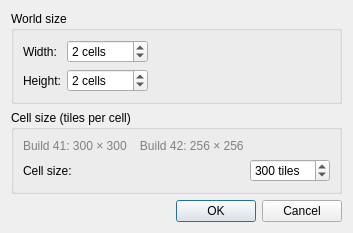
pangolp/WorldEdb42, file src/editor/newworlddialog.ui: the form before one commit.
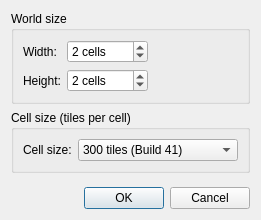
The form after the commit.

Commit message: Replace hardcoded cell-size literals with dynamic cellSize() throughout the editor (#3)

```diff
--- a/src/editor/newworlddialog.ui
+++ b/src/editor/newworlddialog.ui
@@ -101,45 +101,33 @@
      </property>
      <layout class="QGridLayout" name="gridLayoutCellSize">
       <item row="0" column="0">
-       <widget class="QLabel" name="labelCellSizeNote">
-        <property name="text">
-         <string>Build 41: 300 × 300    Build 42: 256 × 256</string>
-        </property>
-        <property name="styleSheet">
-         <string>color: gray;</string>
-        </property>
-       </widget>
-      </item>
-      <item row="1" column="0">
        <widget class="QLabel" name="labelCellSize">
         <property name="text">
          <string>Cell size:</string>
         </property>
        </widget>
       </item>
-      <item row="1" column="1">
-       <widget class="QSpinBox" name="cellSizeSpinBox">
+      <item row="0" column="1">
+       <widget class="QComboBox" name="cellSizeComboBox">
         <property name="minimumSize">
          <size>
-          <width>80</width>
+          <width>160</width>
           <height>0</height>
          </size>
         </property>
-        <property name="suffix">
-         <string> tiles</string>
-        </property>
-        <property name="minimum">
-         <number>1</number>
-        </property>
-        <property name="maximum">
-         <number>9999</number>
-        </property>
-        <property name="value">
-         <number>300</number>
-        </property>
+        <item>
+         <property name="text">
+          <string>300 tiles (Build 41)</string>
+         </property>
+        </item>
+        <item>
+         <property name="text">
+          <string>256 tiles (Build 42)</string>
+         </property>
+        </item>
        </widget>
       </item>
-      <item row="1" column="2">
+      <item row="0" column="2">
        <spacer name="horizontalSpacer2">
         <property name="orientation">
          <enum>Qt::Horizontal</enum>
```
The commit also changes 11 other files.
